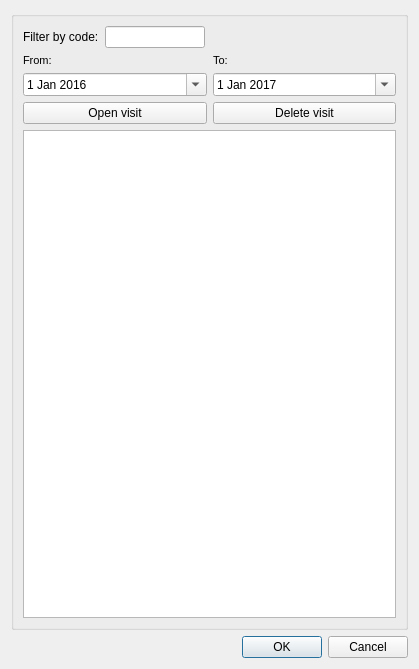
First picture: the form in ui/visit_management.ui, repository Giswater/giswater_qgis_plugin, before the edit.
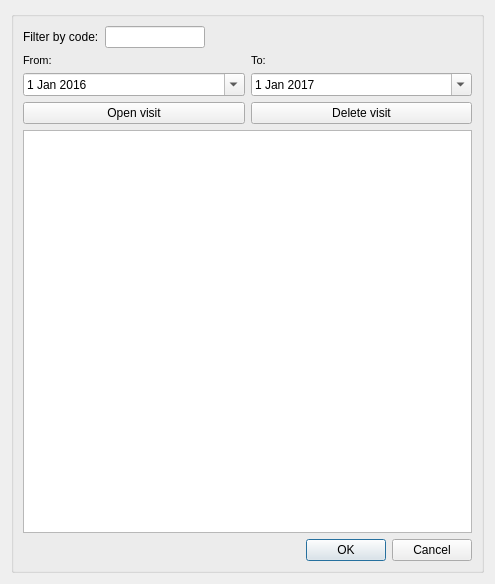
Second picture: the form after the edit.

The edit to the form file:
```diff
--- a/ui/visit_management.ui
+++ b/ui/visit_management.ui
@@ -6,8 +6,8 @@
    <rect>
     <x>0</x>
     <y>0</y>
-    <width>419</width>
-    <height>669</height>
+    <width>495</width>
+    <height>584</height>
    </rect>
   </property>
   <property name="windowTitle">
@@ -176,17 +176,46 @@
         </property>
        </widget>
       </item>
-     </layout>
-    </widget>
+      <item>
+       <layout class="QHBoxLayout" name="horizontalLayout_4">
+        <item>
+         <spacer name="horizontalSpacer_2">
+          <property name="orientation">
+           <enum>Qt::Horizontal</enum>
+          </property>
+          <property name="sizeHint" stdset="0">
+           <size>
+            <width>150</width>
+            <height>20</height>
+           </size>
+          </property>
+         </spacer>
    </item>
    <item>
     <widget class="QDialogButtonBox" name="btn_box">
+          <property name="sizePolicy">
+           <sizepolicy hsizetype="Minimum" vsizetype="Fixed">
+            <horstretch>0</horstretch>
+            <verstretch>0</verstretch>
+           </sizepolicy>
+          </property>
+          <property name="maximumSize">
+           <size>
+            <width>200</width>
+            <height>16777215</height>
+           </size>
+          </property>
      <property name="standardButtons">
       <set>QDialogButtonBox::Cancel|QDialogButtonBox::Ok</set>
      </property>
     </widget>
    </item>
   </layout>
+      </item>
+     </layout>
+    </widget>
+   </item>
+  </layout>
  </widget>
  <tabstops>
   <tabstop>txt_filter</tabstop>
```
Left out of the diff: 1 changed line with no effect on the pictures. Lines whose indentation alone changed are shown as unchanged.
